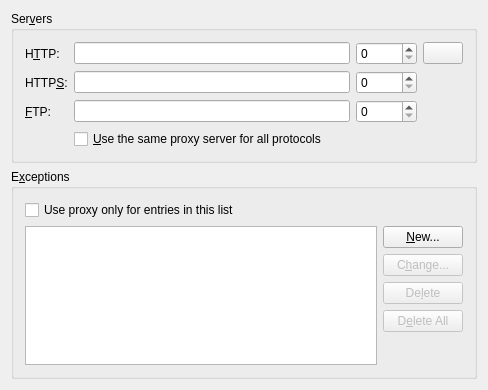
Above: konqueror/settings/kio/manualproxy.ui from KDE/konqueror before the change. Below: the same form after it.
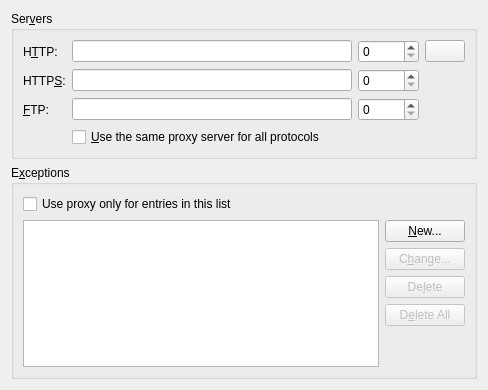
That is the form after the change. Custom widgets are drawn as their Qt base class.

The edit to the form file:
```diff
--- a/konqueror/settings/kio/manualproxy.ui
+++ b/konqueror/settings/kio/manualproxy.ui
@@ -254,7 +254,6 @@
    </item>
   </layout>
  </widget>
- <layoutdefault spacing="6" margin="11" />
  <customwidgets>
   <customwidget>
    <class>KIntSpinBox</class>
```
